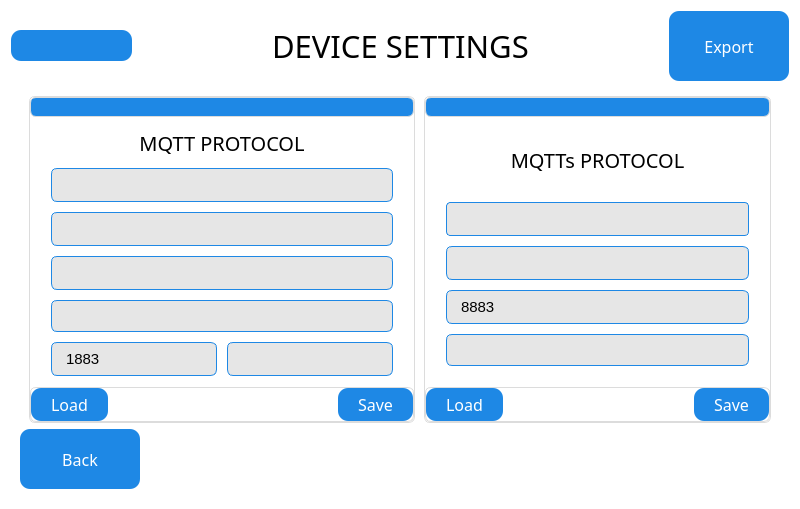
Old version of the form QT_APP/devicesettings.ui in the repository eSpark-Backup/nabilfesal-msm-fw.
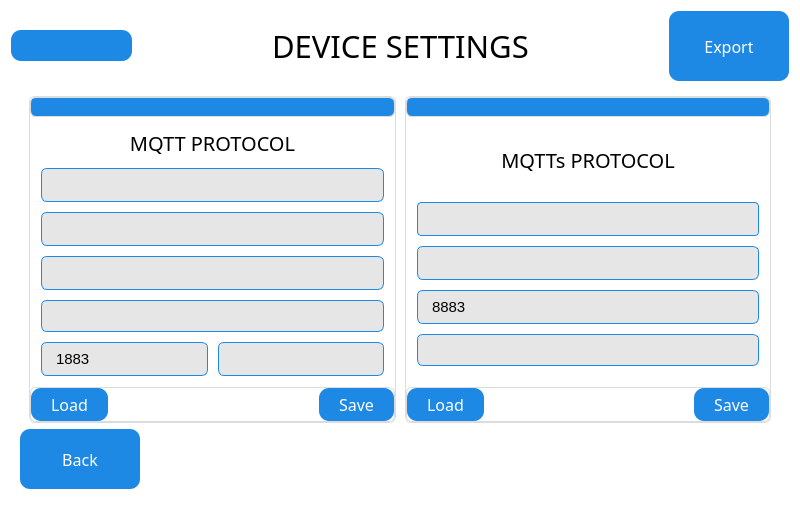
New version of the form. Icons and pictures are not drawn.

```diff
--- a/QT_APP/devicesettings.ui
+++ b/QT_APP/devicesettings.ui
@@ -1713,13 +1713,13 @@
                 <number>10</number>
                </property>
                <property name="leftMargin">
-                <number>20</number>
+                <number>10</number>
                </property>
                <property name="topMargin">
                 <number>10</number>
                </property>
                <property name="rightMargin">
-                <number>20</number>
+                <number>10</number>
                </property>
                <property name="bottomMargin">
                 <number>10</number>
@@ -2105,13 +2105,13 @@
                 <number>10</number>
                </property>
                <property name="leftMargin">
-                <number>20</number>
+                <number>10</number>
                </property>
                <property name="topMargin">
                 <number>10</number>
                </property>
                <property name="rightMargin">
-                <number>20</number>
+                <number>10</number>
                </property>
                <property name="bottomMargin">
                 <number>20</number>
```
